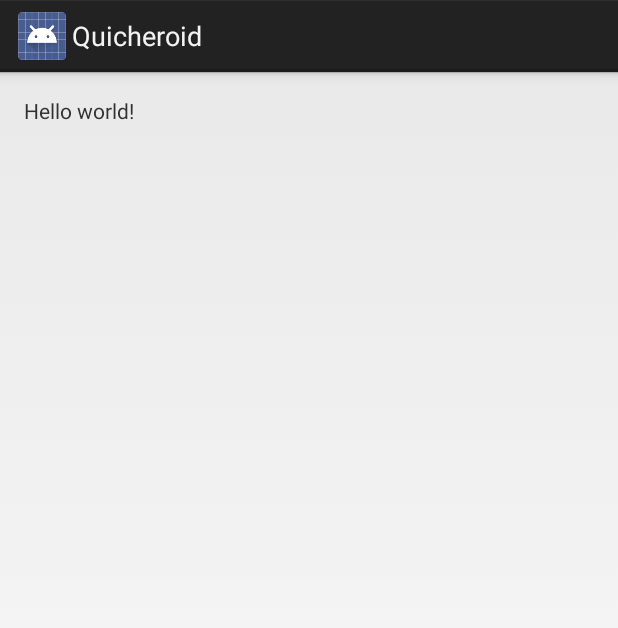
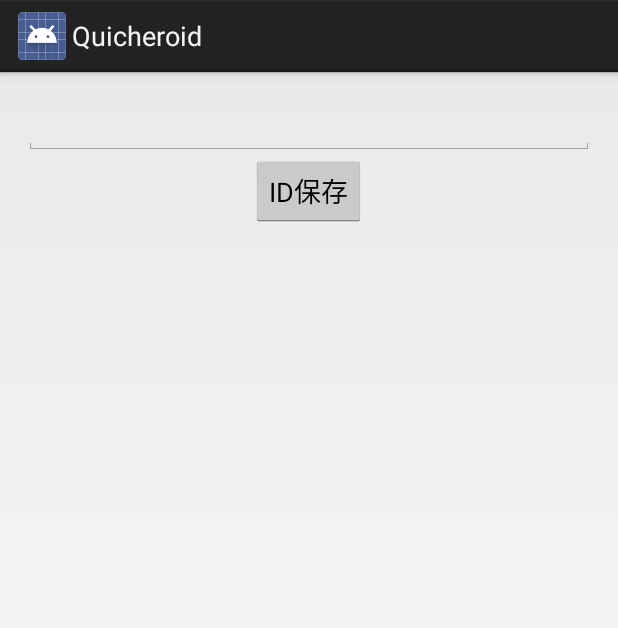
Before and after one commit to re-born/quiche, an Android app: the screen it shows after launch (MainActivity), on a phone screen of 412 x 824 dp. Shown: the top 628 px of the screen. Run offline under Robolectric (Android 15) with nearby library versions, the phone set to English and light mode, and no system bars.

Commit message:
add save user id

```diff
--- a/android_client/Quicheroid/app/src/main/java/com/sakailab/quicheroid/app/Config.java
+++ b/android_client/Quicheroid/app/src/main/java/com/sakailab/quicheroid/app/Config.java
@@ -3,15 +3,18 @@ package com.sakailab.quicheroid.app;
 /**
  * Created by taisho6339 on 2014/05/19.
  */
-public class Config {
+public final class Config {
 
     public static String DEBUG_TAG = "DEBUG_TAG";
+
+    public static String APP_CONF = "APP_CONF";
+    public static String CONF_ID = "CONF_ID";
+
     public static String POST_API = "http://q.l0o0l.co/item/create";
+    public static String POST_PARAM_URL = "url";
+    public static String POST_PARAM_TITLE = "title";
+    public static String POST_PARAM_USER = "user";
+    public static String POST_PARAM_USER_OAUTH_TOKEN = "quiche_oauth_token";
+    public static String POST_PARAM_USER_TWITTER_ID = "quiche_twitter_id";
 
-    public static String POST_PARAM_URL ="url";
-    public static String POST_PARAM_TITLE ="title";
-    public static String POST_PARAM_USER ="user";
-    public static String POST_PARAM_USER_OAUTH_TOKEN ="quiche_oauth_token";
-    public static String POST_PARAM_USER_TWITTER_ID ="quiche_twitter_id";
-
-    }
+}
--- a/android_client/Quicheroid/app/src/main/java/com/sakailab/quicheroid/app/MainActivity.java
+++ b/android_client/Quicheroid/app/src/main/java/com/sakailab/quicheroid/app/MainActivity.java
@@ -1,21 +1,45 @@
 package com.sakailab.quicheroid.app;
 
 import android.app.Activity;
+import android.content.SharedPreferences;
 import android.os.Bundle;
-import android.util.Log;
 import android.view.Menu;
 import android.view.MenuItem;
-import android.webkit.URLUtil;
+import android.view.View;
+import android.widget.Button;
+import android.widget.EditText;
+import android.widget.Toast;
 
 
 public class MainActivity extends Activity {
+
+    private EditText mIDBox;
+    private Button mButton;
+    private SharedPreferences mPref;
 
     @Override
     protected void onCreate(Bundle savedInstanceState) {
         super.onCreate(savedInstanceState);
         setContentView(R.layout.activity_main);
-        boolean flag = URLUtil.isValidUrl("こんにちは http://www.google.com");
-        Log.d(Config.DEBUG_TAG, "flag:" + flag);
-        Log.d(Config.DEBUG_TAG, URLUtil.guessUrl("こんにちは http://www.google.com"));
+        mIDBox = (EditText) findViewById(R.id.twitter_id);
+        mButton = (Button) findViewById(R.id.save_button);
+        mPref = getSharedPreferences(Config.APP_CONF, MODE_PRIVATE);
+
+        String idText = mPref.getString(Config.CONF_ID, "");
+        mIDBox.setText(idText);
+
+        mButton.setOnClickListener(new View.OnClickListener() {
+            @Override
+            public void onClick(View view) {
+                String text = mIDBox.getText().toString();
+                if (text.equals(""))
+                    return;
+                SharedPreferences.Editor edit = mPref.edit();
+                edit.putString(Config.CONF_ID, text);
+                edit.commit();
+                Toast.makeText(MainActivity.this, R.string.save_id_message, Toast.LENGTH_SHORT).show();
+            }
+        });
     }
+
 }
--- a/android_client/Quicheroid/app/src/main/res/layout/activity_main.xml
+++ b/android_client/Quicheroid/app/src/main/res/layout/activity_main.xml
@@ -8,8 +8,16 @@
     android:paddingBottom="@dimen/activity_vertical_margin"
     tools:context="com.sakailab.quicheroid.app.MainActivity">
 
-    <TextView
-        android:text="@string/hello_world"
+    <EditText
+        android:id="@+id/twitter_id"
+        android:layout_width="match_parent"
+        android:layout_height="wrap_content" />
+
+    <Button
+        android:id="@+id/save_button"
+        android:text="@string/twitter_id_save"
+        android:layout_centerHorizontal="true"
+        android:layout_below="@+id/twitter_id"
         android:layout_width="wrap_content"
         android:layout_height="wrap_content" />
 
--- a/android_client/Quicheroid/app/src/main/res/values/strings.xml
+++ b/android_client/Quicheroid/app/src/main/res/values/strings.xml
@@ -6,5 +6,7 @@
     <string name="action_settings">Settings</string>
     <string name="title_activity_main">MainActivity</string>
     <string name="post_article_success">無事に焼けたよ！</string>
+    <string name="save_id_message">IDを登録しました。</string>
+    <string name="twitter_id_save">ID保存</string>
 
 </resources>
```
Also changed, not shown: android_client/Quicheroid/app/src/main/AndroidManifest.xml (+4 -6 lines), android_client/Quicheroid/app/src/main/java/com/sakailab/quicheroid/app/ArticleUtil.java (+11 -5 lines), android_client/Quicheroid/app/src/main/java/com/sakailab/quicheroid/app/ReceiveActivity.java (+54 -31 lines).
